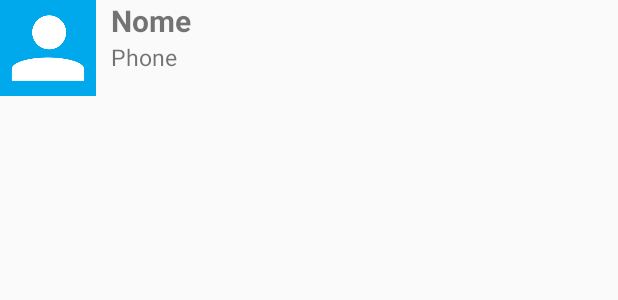
After one commit to MinnusV/Agenda, an Android app: the layout list_student_item.xml on its own in the app's theme, with its tools: preview values and no code run, on a phone screen of 412 x 824 dp. The commit adds this screen. Shown: the top 300 px of the screen. Run offline under Robolectric (Android 15) with nearby library versions, the phone set to English and light mode, and no system bars.

Commit message:
Message Commit.

```diff
--- a/Agenda/app/src/main/res/layout/content_students_insert.xml
+++ b/Agenda/app/src/main/res/layout/content_students_insert.xml
@@ -22,6 +22,7 @@
             <ImageView
                 android:layout_width="match_parent"
                 android:layout_height="200dp"
+                android:id="@+id/studentInsert_imageViewPhoto"
                 android:background="#00A8EC"
                 android:src="@drawable/person" />
 
--- /dev/null
+++ b/Agenda/app/src/main/res/layout/list_student_item.xml
@@ -0,0 +1,38 @@
+<?xml version="1.0" encoding="utf-8"?>
+<LinearLayout xmlns:android="http://schemas.android.com/apk/res/android"
+    android:orientation="horizontal"
+    android:layout_width="match_parent"
+    android:layout_height="match_parent">
+
+    <ImageView
+        android:layout_width="64dp"
+        android:layout_height="64dp"
+        android:src="@drawable/person"
+        android:id="@+id/studentList_imageViewPhoto"/>
+
+    <LinearLayout
+        android:layout_width="match_parent"
+        android:layout_height="wrap_content"
+        android:orientation="vertical"
+        android:gravity="center_vertical">
+
+        <TextView
+            android:layout_width="wrap_content"
+            android:layout_height="wrap_content"
+            android:id="@+id/studentList_textViewName"
+            android:text="Nome"
+            android:textSize="20sp"
+            android:textStyle="bold"
+            android:paddingLeft="10dp"/>
+
+        <TextView
+            android:layout_width="wrap_content"
+            android:layout_height="wrap_content"
+            android:id="@+id/studentList_textViewPhone"
+            android:text="Phone"
+            android:textSize="15dp"
+            android:paddingLeft="10dp"/>
+
+    </LinearLayout>
+
+</LinearLayout>
```
Also changed, not shown: Agenda/app/src/main/java/br/com/costa/agenda/StudentsInsertActivity.java (+28 -1 lines), Agenda/app/src/main/java/br/com/costa/agenda/StudentsListActivity.java (+2 -10 lines), Agenda/app/src/main/java/br/com/costa/agenda/adapter/StudentAdapter.java (added, +76 -0 lines), Agenda/app/src/main/java/br/com/costa/agenda/dao/StudentDAO.java (+11 -28 lines), Agenda/app/src/main/java/br/com/costa/agenda/model/Student.java (+9 -0 lines), Agenda/app/src/main/java/br/com/costa/agenda/utils/StudentsInsertUtil.java (+17 -0 lines).
